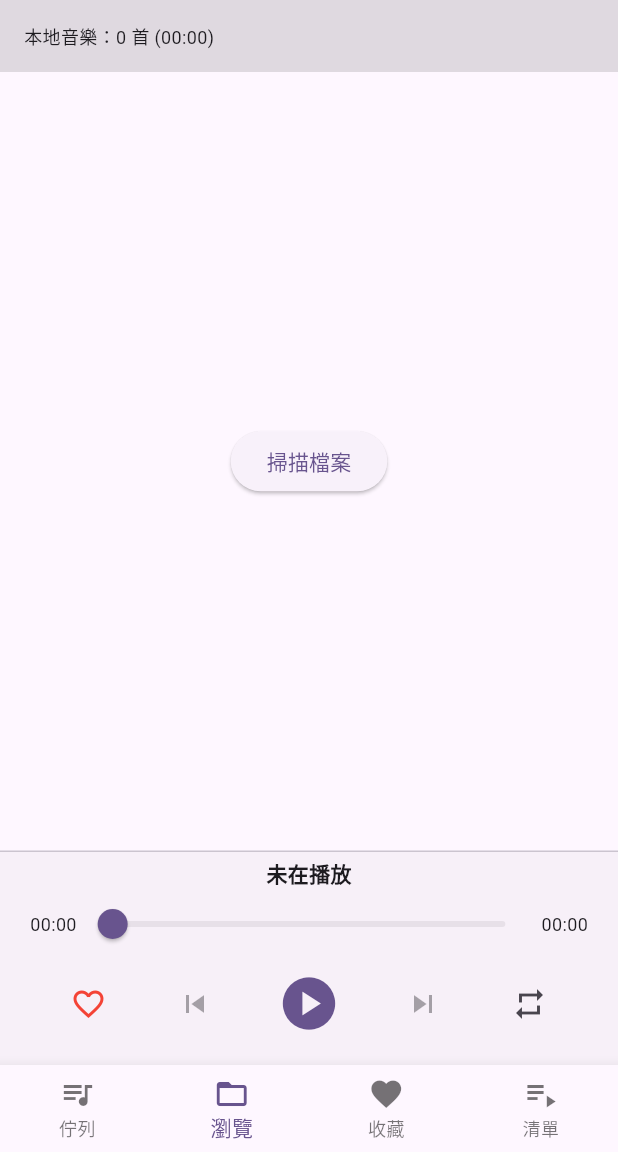
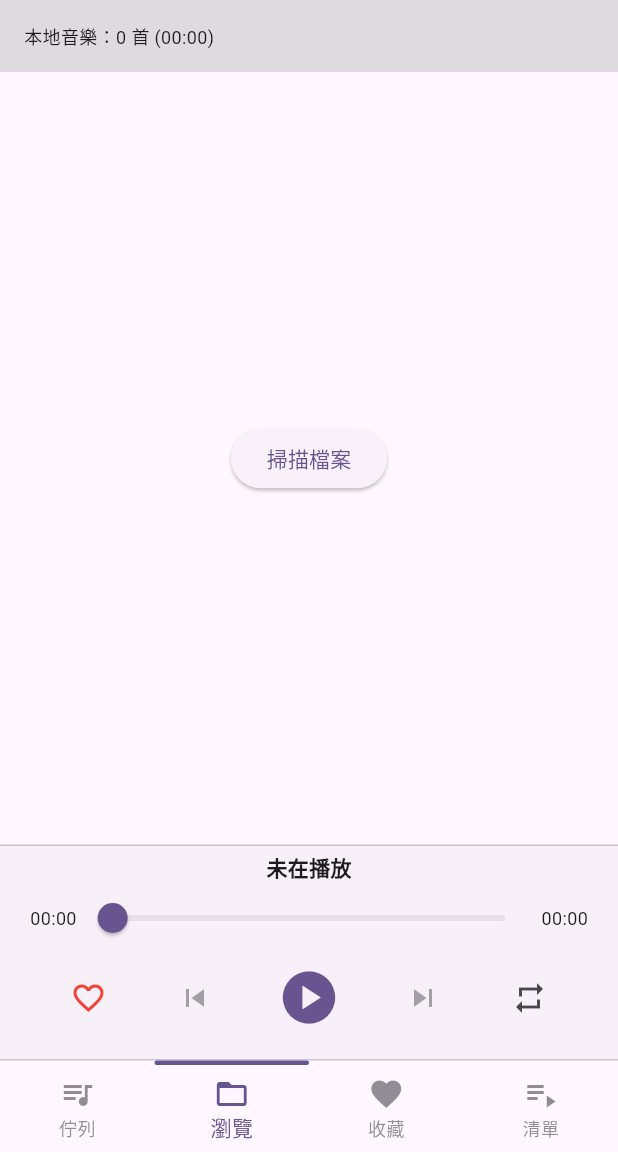
Before and after one commit to lv1codeman/sixer_mp3_player, a Flutter app: the screen it shows after launch, on a phone screen of 412 x 824 dp, the part 84-1236 px from its top. Run offline on Flutter 3.47's test engine with Material 3 defaults, Android fonts, the phone set to English and light mode, and no system bars; our stand-ins replace audioplayers, permission_handler, shared_preferences; missing offline and left inert: audiotags.

Commit message:
頁面指示器

```diff
--- a/lib/main.dart
+++ b/lib/main.dart
@@ -417,6 +417,33 @@ class _MainScreenState extends State<MainScreen> {
     await prefs.setString('list', jsonEncode(_playlists));
   }
 
+  // 頁面指示器
+  Widget _buildTopIndicatorBar(BuildContext context, int currentIndex) {
+    final colorScheme = Theme.of(context).colorScheme;
+
+    return SizedBox(
+      width: double.infinity,
+      height: 3, // 指示線的高度
+      child: Row(
+        children: List.generate(4, (i) {
+          return Expanded(
+            child: Container(
+              // horizontal 的數值決定線條的長度，越大線條越短
+              margin: EdgeInsets.zero,
+              decoration: BoxDecoration(
+                // 只有選中的索引才顯示顏色，其餘透明
+                color: i == currentIndex
+                    ? colorScheme.primary
+                    : Colors.transparent,
+                borderRadius: BorderRadius.circular(2),
+              ),
+            ),
+          );
+        }),
+      ),
+    );
+  }
+
   @override
   Widget build(BuildContext context) {
     final colorScheme = Theme.of(context).colorScheme;
@@ -473,19 +500,6 @@ class _MainScreenState extends State<MainScreen> {
       ),
       body: Column(
         children: [
-          // if (_isSearching) ...{
-          //   Padding(
-          //     padding: const EdgeInsets.symmetric(horizontal: 16),
-          //     child: TextField(
-          //       controller: _searchController,
-          //       autofocus: true,
-          //       decoration: const InputDecoration(hintText: "搜尋音樂..."),
-          //       onChanged: (v) {
-          //         setState(() {});
-          //       },
-          //     ),
-          //   ),
-          // },
           Expanded(
             child: IndexedStack(
               index: _selectedIndex,
@@ -534,6 +548,7 @@ class _MainScreenState extends State<MainScreen> {
               ],
             ),
           ),
+
           const Divider(height: 1),
           if (!isPlaylistPage) ...{
             _isMultiSelectMode
@@ -709,10 +724,24 @@ class _MainScreenState extends State<MainScreen> {
                     ),
                   ),
           },
+          if (!isPlaylistPage) const Divider(height: 1),
         ],
       ),
-      bottomNavigationBar: BottomNavigationBar(
+
+      bottomNavigationBar: Column(
+        mainAxisSize: MainAxisSize.min, // 關鍵：確保不佔用多餘空間
+        children: [
+          // 1. 放置指示條
+          _buildTopIndicatorBar(context, _selectedIndex),
+
+          // 2. 原本的 BottomNavigationBar
+          BottomNavigationBar(
             currentIndex: _selectedIndex,
+            backgroundColor: Theme.of(context).colorScheme.surface,
+            elevation: 0, // 設為 0 讓它跟上面的指示條貼合
+            selectedItemColor: Theme.of(context).colorScheme.primary,
+            unselectedItemColor: Theme.of(context).colorScheme.onSurfaceVariant
+                .withValues(alpha: 0.6), // 使用新的 withValues 語法
             type: BottomNavigationBarType.fixed,
             onTap: (i) {
               if (_isMultiSelectMode) {
@@ -723,10 +752,21 @@ class _MainScreenState extends State<MainScreen> {
               });
             },
             items: const [
-          BottomNavigationBarItem(icon: Icon(Icons.queue_music), label: '佇列'),
-          BottomNavigationBarItem(icon: Icon(Icons.folder_open), label: '瀏覽'),
+              BottomNavigationBarItem(
+                icon: Icon(Icons.queue_music),
+                label: '佇列',
+              ),
+              BottomNavigationBarItem(
+                icon: Icon(Icons.folder_open),
+                label: '瀏覽',
+              ),
               BottomNavigationBarItem(icon: Icon(Icons.favorite), label: '收藏'),
-          BottomNavigationBarItem(icon: Icon(Icons.playlist_play), label: '清單'),
+              BottomNavigationBarItem(
+                icon: Icon(Icons.playlist_play),
+                label: '清單',
+              ),
+            ],
+          ),
         ],
       ),
     );
```
Lines whose indentation alone changed are shown as unchanged.
